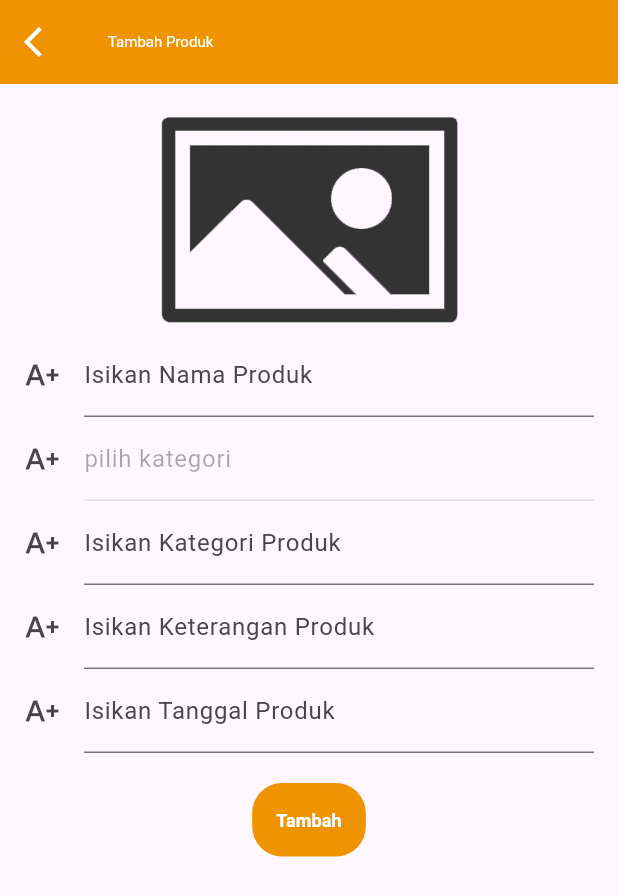
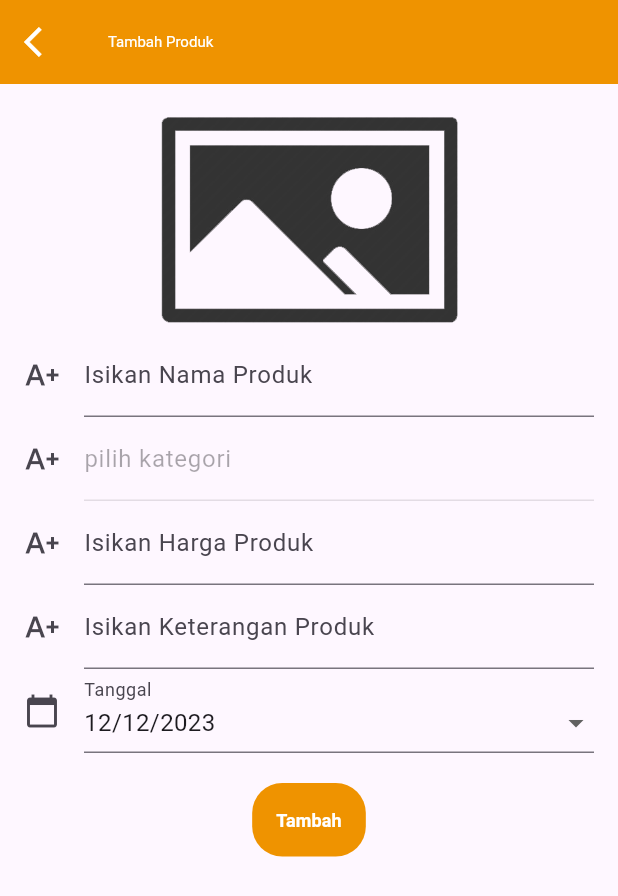
Before and after one commit to NandaFardian/projek_olshop2023, a Flutter app: the ProdukAdmin screen opened directly, after a tap on the "add" icon, on a phone screen of 412 x 824 dp. Shown: the top 896 px of the screen. Run offline on Flutter 3.47's test engine with Material 3 defaults, Android fonts, the phone set to English and light mode, and no system bars; our stand-ins replace animated_splash_screen, image_picker, photo_view, shared_preferences; accounts and stored records are empty; network calls fail; Roboto replaces fonts that are missing (MaisonNeue).

```diff
--- a/lib/custom/datePicker.dart
+++ b/lib/custom/datePicker.dart
@@ -7,16 +7,14 @@ class DateDropDown extends StatelessWidget {
   final String valueText;
   final TextStyle valueStyle;
   final VoidCallback onPressed;
-  final Widget child;
 
-  const DateDropDown(
-      {required Key key,
-      required this.labelText,
-      required this.valueText,
-      required this.valueStyle,
-      required this.onPressed,
-      required this.child})
-      : super(key: key);
+  const DateDropDown({
+    Key? key,
+    required this.labelText,
+    required this.valueText,
+    required this.valueStyle,
+    required this.onPressed,
+  }) : super(key: key);
 
   @override
   Widget build(BuildContext context) {
@@ -25,9 +23,7 @@ class DateDropDown extends StatelessWidget {
         child: InputDecorator(
           decoration: InputDecoration(
             labelText: labelText,
-            border: OutlineInputBorder(
-              borderRadius: BorderRadius.circular(20.0),
-            ),
+            icon: const Icon(Icons.calendar_today),
           ),
           baseStyle: valueStyle,
           child: Row(
--- a/lib/screen/admin/produk/produk_admin_tambah.dart
+++ b/lib/screen/admin/produk/produk_admin_tambah.dart
@@ -2,8 +2,12 @@ import 'dart:convert';
 import 'dart:io';
 
 import 'package:flutter/material.dart';
+import 'package:flutter/services.dart';
 import 'package:image_picker/image_picker.dart';
+import 'package:intl/intl.dart';
+import 'package:olshop2023/custom/currency.dart';
 import 'package:olshop2023/custom/customButton.dart';
+import 'package:olshop2023/custom/datePicker.dart';
 import 'package:olshop2023/model/kategoriModel.dart';
 import 'package:olshop2023/network/network.dart';
 import 'package:olshop2023/screen/admin/kategori/kategori_pilih.dart';
@@ -55,12 +59,23 @@ class _ProdukAdminTambahState extends State<ProdukAdminTambah> {
     });
   }
 
-  final _key = GlobalKey<FormState>();
-  TextEditingController namaController = TextEditingController();
-  TextEditingController kategoriidController = TextEditingController();
-  TextEditingController hargaController = TextEditingController();
-  TextEditingController keteranganController = TextEditingController();
-  TextEditingController tanggalController = TextEditingController();
+  late String pilihTanggal, labelText;
+  DateTime tgl = DateTime.now();
+  final TextStyle valueStyle = const TextStyle(fontSize: 16.0);
+  Future<void> _selectedDate(BuildContext context) async {
+    final DateTime? picked = await showDatePicker(
+        context: context,
+        initialDate: tgl,
+        firstDate: DateTime(1992),
+        lastDate: DateTime(2099));
+
+    if (picked != null && picked != tgl) {
+      setState(() {
+        tgl = picked;
+        pilihTanggal = DateFormat('dd/MM/yyyy').format(tgl);
+      });
+    } else {}
+  }
 
   cek() {
     if (_key.currentState!.validate()) {
@@ -68,6 +83,13 @@ class _ProdukAdminTambahState extends State<ProdukAdminTambah> {
       submit();
     }
   }
+
+  final _key = GlobalKey<FormState>();
+  TextEditingController namaController = TextEditingController();
+  TextEditingController kategoriidController = TextEditingController();
+  TextEditingController hargaController = TextEditingController();
+  TextEditingController keteranganController = TextEditingController();
+  TextEditingController tanggalController = TextEditingController();
 
   submit() async {
     showDialog(
@@ -100,8 +122,7 @@ class _ProdukAdminTambahState extends State<ProdukAdminTambah> {
     request.fields['kategoriid'] = kategoriModel.id;
     request.fields['harga'] = hargaController.text.trim();
     request.fields['keterangan'] = keteranganController.text.trim();
-    request.fields['tanggal'] = keteranganController.text.trim();
-
+    request.fields['tanggal'] = "$tgl";
     var pic = await http.MultipartFile.fromPath("gambar", _imageFile!.path);
     request.files.add(pic);
 
@@ -259,7 +280,7 @@ class _ProdukAdminTambahState extends State<ProdukAdminTambah> {
                   return null;
                 },
                 controller: kategoriController,
-                decoration: InputDecoration(
+                decoration: const InputDecoration(
                     hintText: "pilih kategori",
                     labelText: "pilih kategori",
                     icon: Icon(Icons.text_increase)),
@@ -272,13 +293,17 @@ class _ProdukAdminTambahState extends State<ProdukAdminTambah> {
                 }
                 return null;
               },
-              keyboardType: TextInputType.multiline,
+              inputFormatters: [
+                FilteringTextInputFormatter.digitsOnly,
+                CurrencyFormat()
+              ],
+              keyboardType: TextInputType.number,
               maxLines: 20,
               minLines: 1,
               controller: hargaController,
               decoration: const InputDecoration(
-                hintText: "Isikan Kategori Produk",
-                labelText: "Isikan Kategori Produk",
+                hintText: "Isikan Harga Produk",
+                labelText: "Isikan Harga Produk",
                 icon: Icon(Icons.text_increase),
               ),
             ),
@@ -299,22 +324,13 @@ class _ProdukAdminTambahState extends State<ProdukAdminTambah> {
                 icon: Icon(Icons.text_increase),
               ),
             ),
-            TextFormField(
-              validator: (e) {
-                if (e == null || e.isEmpty) {
-                  return "Isikan Tanggal Produk";
-                }
-                return null;
+            DateDropDown(
+              labelText: "Tanggal",
+              valueText: DateFormat('dd/MM/yyyy').format(tgl),
+              valueStyle: valueStyle,
+              onPressed: () {
+                _selectedDate(context);
               },
-              keyboardType: TextInputType.multiline,
-              maxLines: 20,
-              minLines: 1,
-              controller: tanggalController,
-              decoration: const InputDecoration(
-                hintText: "Isikan Tanggal Produk",
-                labelText: "Isikan Tanggal Produk",
-                icon: Icon(Icons.text_increase),
-              ),
             ),
             const SizedBox(
               height: 20,
@@ -323,9 +339,9 @@ class _ProdukAdminTambahState extends State<ProdukAdminTambah> {
               onPressed: () {
                 cek();
               },
-              child: CustomButton(
+              child: const CustomButton(
                 "Tambah",
-                color: const Color.fromARGB(255, 239, 147, 0),
+                color: Color.fromARGB(255, 239, 147, 0),
               ),
             ),
           ],
```
Also changed, not shown: lib/screen/admin/produk/produk_admin.dart (+17 -3 lines), lib/screen/admin/produk/produk_admin_edit.dart (+56 -21 lines).
